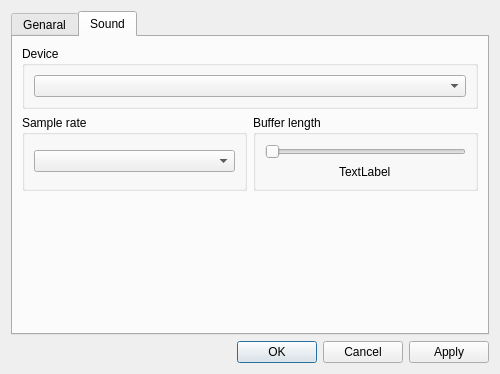
This is BambooTracker/gui/configuration_dialog.ui in BambooTracker/BambooTracker as Qt 5 draws it before an edit. The edited form follows.
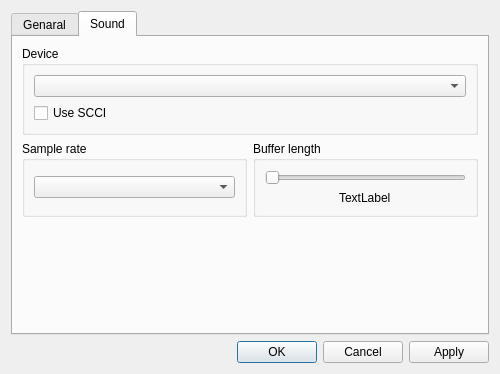
This is the edited form. The open tabs and pages were chosen to show the change.

What changed in the file:
```diff
--- a/BambooTracker/gui/configuration_dialog.ui
+++ b/BambooTracker/gui/configuration_dialog.ui
@@ -285,6 +285,13 @@
           <item row="0" column="0">
            <widget class="QComboBox" name="soundDeviceComboBox"/>
           </item>
+          <item row="1" column="0">
+           <widget class="QCheckBox" name="useSCCICheckBox">
+            <property name="text">
+             <string>Use SCCI</string>
+            </property>
+           </widget>
+          </item>
          </layout>
         </widget>
        </item>
```
